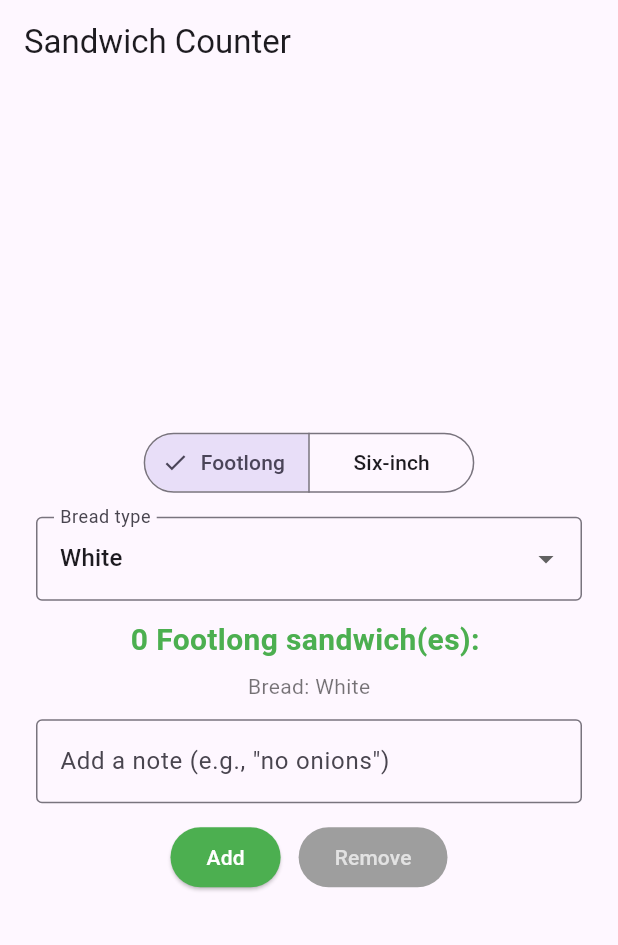
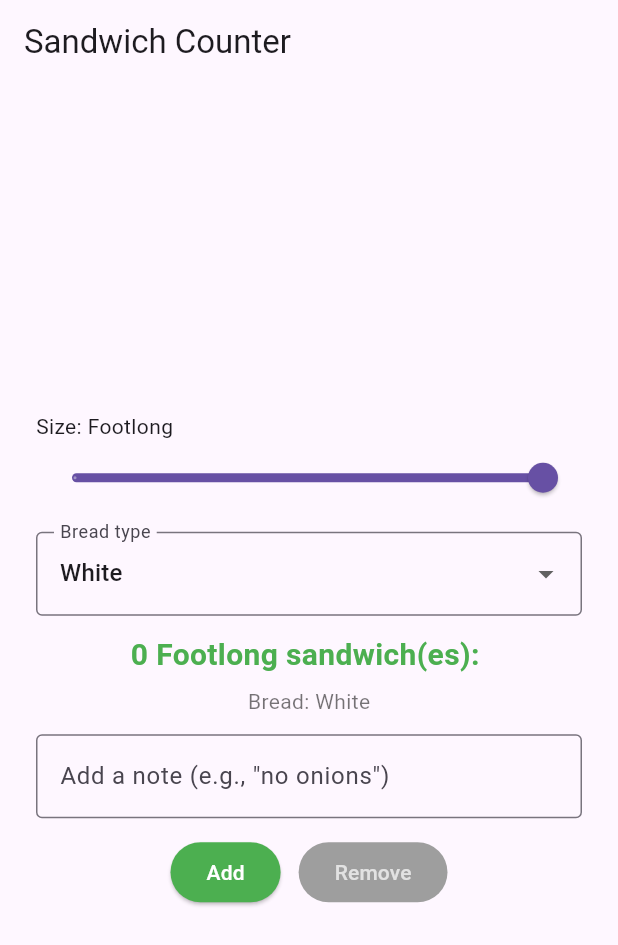
Before and after one commit to lllouislouislouis/sandwich_shop, a Flutter app: the screen it shows after launch, on a phone screen of 412 x 824 dp. Shown: the top 945 px of the screen. Run offline on Flutter 3.47's test engine with Material 3 defaults, Android fonts, the phone set to English and light mode, and no system bars.

Commit message:
Replace segmented control with slider for sandwich size selection in OrderScreen

```diff
--- a/lib/main.dart
+++ b/lib/main.dart
@@ -71,8 +71,8 @@ class OrderScreen extends StatefulWidget {
 class _OrderScreenState extends State<OrderScreen> {
   int _quantity = 0;
 
-  // Currently selected sandwich size (single-selection via Set).
-  final Set<String> _selectedSize = <String>{'Footlong'};
+  // Currently selected sandwich size (single value now).
+  String _selectedSize = 'Footlong';
 
   // Selected bread type.
   BreadType _selectedBread = BreadType.white;
@@ -108,25 +108,27 @@ class _OrderScreenState extends State<OrderScreen> {
         child: Column(
           mainAxisAlignment: MainAxisAlignment.center,
           children: <Widget>[
-            // Segmented control to switch sandwich size.
+            // Slider to choose sandwich size (Six-inch <-> Footlong).
             Padding(
               padding: const EdgeInsets.symmetric(horizontal: 24.0),
-              child: SegmentedButton<String>(
-                segments: const <ButtonSegment<String>>[
-                  ButtonSegment<String>(
-                      value: 'Footlong', label: Text('Footlong')),
-                  ButtonSegment<String>(
-                      value: 'Six-inch', label: Text('Six-inch')),
+              child: Column(
+                crossAxisAlignment: CrossAxisAlignment.start,
+                children: [
+                  Text('Size: $_selectedSize'),
+                  Slider(
+                    value: _selectedSize == 'Footlong' ? 1.0 : 0.0,
+                    min: 0.0,
+                    max: 1.0,
+                    divisions: 1,
+                    label: _selectedSize,
+                    onChanged: (double newValue) {
+                      setState(() {
+                        _selectedSize =
+                            newValue >= 0.5 ? 'Footlong' : 'Six-inch';
+                      });
+                    },
+                  ),
                 ],
-                selected: _selectedSize,
-                onSelectionChanged: (Set<String> newSelection) {
-                  setState(() {
-                    // Keep only the single selection.
-                    _selectedSize
-                      ..clear()
-                      ..addAll(newSelection);
-                  });
-                },
               ),
             ),
             const SizedBox(height: 12),
@@ -158,7 +160,7 @@ class _OrderScreenState extends State<OrderScreen> {
             OrderItemDisplay(
               _quantity,
               // Use the currently selected size.
-              _selectedSize.isNotEmpty ? _selectedSize.first : 'Footlong',
+              _selectedSize,
               note: _noteController.text,
               breadType: _selectedBread,
             ),
```
